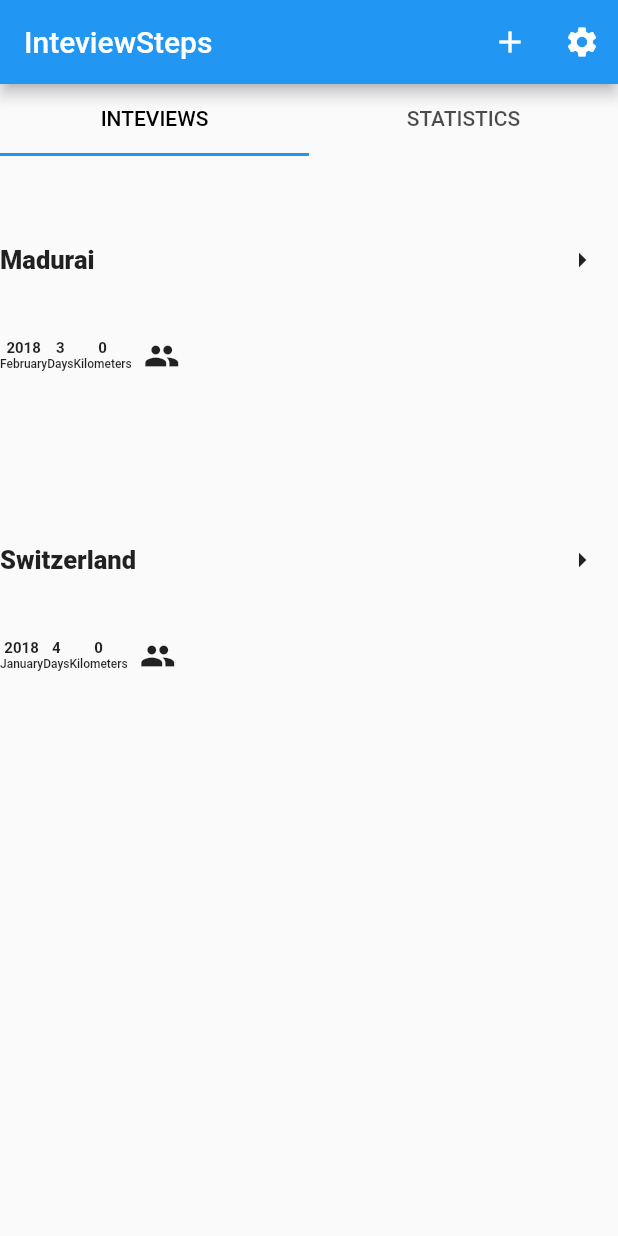
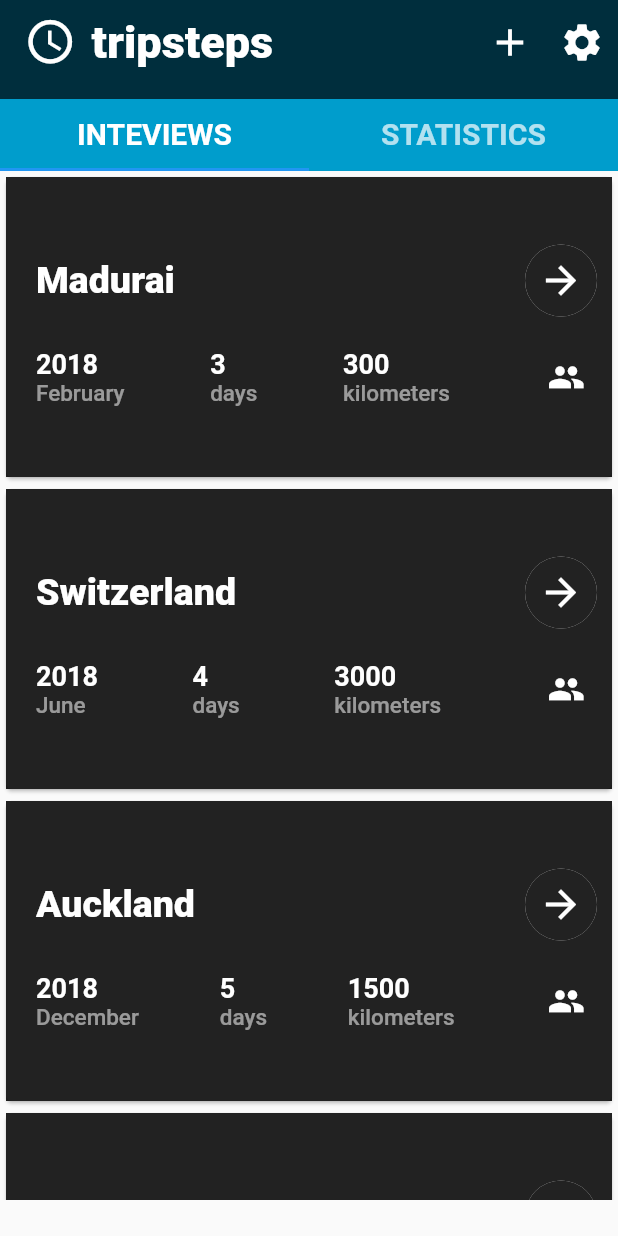
Before and after one commit to ruudhaya/travel_list, a Flutter app: the screen it shows after launch, on a phone screen of 412 x 824 dp. Run offline on Flutter 3.47's test engine with Material 2 defaults, Android fonts, the phone set to English and light mode, and no system bars.

Commit message:
Interview list screen added

```diff
--- a/lib/main.dart
+++ b/lib/main.dart
@@ -1,3 +1,5 @@
+import 'dart:convert';
+
 import 'package:flutter/material.dart';
 
 void main() => runApp(MyApp());
@@ -21,23 +23,26 @@ class MyApp extends StatelessWidget {
         primarySwatch: Colors.blue,
       ),
       // home: MyHomePage(title: 'Flutter Demo Home Page'),
-      home: InterviewList(),
+      home: TripList(),
     );
   }
 }
 
-class InterviewList extends StatefulWidget {
+class TripList extends StatefulWidget {
   @override
-  _InterviewListState createState() => _InterviewListState();
+  _TripListState createState() => _TripListState();
 }
 
-class _InterviewListState extends State<InterviewList>
+class _TripListState extends State<TripList>
     with SingleTickerProviderStateMixin {
   TabController interviewPageTabController;
+  Map<String, dynamic> tripList;
+  List data;
 
   @override
   void initState() {
     interviewPageTabController = TabController(vsync: this, length: 2);
+    // tripList = json.decode(tripsJson);
     super.initState();
   }
 
@@ -45,25 +50,60 @@ class _InterviewListState extends State<InterviewList>
   Widget build(BuildContext context) {
     return Scaffold(
       appBar: AppBar(
-        title: Text('InteviewSteps'),
+        backgroundColor: Color.fromARGB(255, 0, 46, 61),
+        elevation: 0.0,
+        title: Row(
+          children: <Widget>[
+            Icon(
+              Icons.access_time,
+              size: 35.0,
+            ),
+            SizedBox(
+              width: 10.0,
+            ),
+            Text(
+              'tripsteps',
+              style: TextStyle(
+                  fontFamily: '', fontWeight: FontWeight.w800, fontSize: 30.0),
+            ),
+          ],
+        ),
         actions: <Widget>[
           IconButton(
-            icon: Icon(Icons.add),
+            icon: Icon(
+              Icons.add,
+              size: 30.0,
+            ),
             onPressed: () {},
           ),
           IconButton(
               onPressed: () {},
               icon: Icon(
                 Icons.settings,
+                size: 30.0,
               ))
         ],
       ),
       body: Column(
         mainAxisAlignment: MainAxisAlignment.start,
         children: <Widget>[
-          TabBar(
+          SizedBox(
+            height: 10.0,
+            child: Container(
+              decoration: BoxDecoration(
+                color: Color.fromARGB(255, 0, 46, 61),
+              ),
+            ),
+          ),
+          Container(
+            decoration: BoxDecoration(
+              color: Color.fromARGB(255, 0, 157, 204),
+            ),
+            child: TabBar(
               controller: interviewPageTabController,
-            labelColor: Colors.black,
+              labelColor: Colors.white,
+              labelStyle:
+                  TextStyle(fontSize: 20.0, fontWeight: FontWeight.w700),
               tabs: <Widget>[
                 Tab(
                   child: Text('INTEVIEWS'),
@@ -73,17 +113,39 @@ class _InterviewListState extends State<InterviewList>
                 ),
               ],
             ),
+          ),
           Container(
-            height: MediaQuery.of(context).size.height - 128.0,
+            height: MediaQuery.of(context).size.height - 138.0,
             child: TabBarView(
               controller: interviewPageTabController,
               children: <Widget>[
-                ListView(
-                  children: <Widget>[
-                    getInterviewTile('Madurai', '2018', 'February', '3', '0'),
-                    getInterviewTile(
-                        'Switzerland', '2018', 'January', '4', '0'),
-                  ],
+                Container(
+                  child: FutureBuilder(
+                    future: DefaultAssetBundle.of(context)
+                        .loadString('load_json/trips.json'),
+                    builder: (context, snapshot) {
+                      // Decode Json
+                      var trips = json.decode(snapshot.data.toString());
+                      return ListView.builder(
+                        itemBuilder: (BuildContext context, int index) {
+                          return getInterviewTile(
+                              trips[index]['place'],
+                              trips[index]['year'],
+                              trips[index]['month'],
+                              trips[index]['days'],
+                              trips[index]['kms']);
+                        },
+                        itemCount: trips == null ? 0 : trips.length,
+                      );
+                    },
+                  ),
+                  // child: ListView(
+                  //   children: <Widget>[
+                  //     getInterviewTile('Madurai', '2018', 'February', '3', '0'),
+                  //     getInterviewTile(
+                  //         'Switzerland', '2018', 'January', '4', '0'),
+                  //   ],
+                  // ),
                 ),
                 Text('Statistics')
               ],
@@ -115,7 +177,10 @@ class _InterviewListState extends State<InterviewList>
 
   getInterviewTile(
       String name, String year, String month, String numDays, String numKms) {
-    return Container(
+    return Card(
+      child: Container(
+        padding: EdgeInsets.only(left: 20.0, right: 10.0),
+        color: Colors.black87,
         alignment: Alignment.topLeft,
         width: MediaQuery.of(context).size.width,
         height: 200,
@@ -129,11 +194,30 @@ class _InterviewListState extends State<InterviewList>
               children: <Widget>[
                 Text(
                   name,
-                style: TextStyle(fontSize: 17.0, fontWeight: FontWeight.w800),
+                  style: TextStyle(
+                      fontSize: 25.0,
+                      fontWeight: FontWeight.w800,
+                      color: Colors.white),
                 ),
-              IconButton(
-                icon: Icon(Icons.arrow_right),
+                Container(
+                  decoration: BoxDecoration(
+                    color: Colors.white,
+                    borderRadius: BorderRadius.all(Radius.circular(35)),
+                  ),
+                  child: Container(
+                    decoration: BoxDecoration(
+                      color: Colors.black87,
+                      borderRadius: BorderRadius.all(Radius.circular(25)),
+                    ),
+                    child: IconButton(
+                      icon: Icon(
+                        Icons.arrow_forward,
+                        size: 30.0,
+                        color: Colors.white,
+                      ),
                       onPressed: () {},
+                    ),
+                  ),
                 )
               ],
             ),
@@ -141,49 +225,65 @@ class _InterviewListState extends State<InterviewList>
               height: 20.0,
             ),
             Row(
-            children: <Widget>[
-              Row(
               mainAxisAlignment: MainAxisAlignment.spaceBetween,
               children: <Widget>[
                 Column(
+                  crossAxisAlignment: CrossAxisAlignment.start,
                   children: <Widget>[
                     Text(year,
                         style: TextStyle(
-                              fontSize: 10.0, fontWeight: FontWeight.w600)),
+                            fontSize: 18.0,
+                            fontWeight: FontWeight.w600,
+                            color: Colors.white)),
                     Text(month,
                         style: TextStyle(
-                              fontSize: 8.0, fontWeight: FontWeight.w500)),
+                            fontSize: 15.0,
+                            fontWeight: FontWeight.w500,
+                            color: Colors.white54)),
                   ],
                 ),
                 Column(
+                  crossAxisAlignment: CrossAxisAlignment.start,
                   children: <Widget>[
                     Text(numDays,
                         style: TextStyle(
-                              fontSize: 10.0, fontWeight: FontWeight.w600)),
-                      Text('Days',
+                            fontSize: 18.0,
+                            fontWeight: FontWeight.w600,
+                            color: Colors.white)),
+                    Text('days',
                         style: TextStyle(
-                              fontSize: 8.0, fontWeight: FontWeight.w500)),
+                            fontSize: 15.0,
+                            fontWeight: FontWeight.w500,
+                            color: Colors.white54)),
                   ],
                 ),
                 Column(
+                  crossAxisAlignment: CrossAxisAlignment.start,
                   children: <Widget>[
                     Text(numKms,
                         style: TextStyle(
-                              fontSize: 10.0, fontWeight: FontWeight.w600)),
-                      Text('Kilometers',
+                            fontSize: 18.0,
+                            fontWeight: FontWeight.w600,
+                            color: Colors.white)),
+                    Text('kilometers',
                         style: TextStyle(
-                              fontSize: 8.0, fontWeight: FontWeight.w500)),
+                            fontSize: 15.0,
+                            fontWeight: FontWeight.w500,
+                            color: Colors.white54)),
+                  ],
+                ),
+                Padding(
+                  padding: const EdgeInsets.all(8.0),
+                  child: Icon(
+                    Icons.people,
+                    color: Colors.white,
+                    size: 25.0,
+                  ),
+                ),
               ],
             )
           ],
         ),
-              Padding(
-                padding: const EdgeInsets.all(8.0),
-                child: Icon(Icons.people),
-              ),
-            ],
-          )
-        ],
       ),
     );
   }
--- /dev/null
+++ b/load_json/trips.json
@@ -0,0 +1,36 @@
+[{
+    "id": 1,
+    "place": "Madurai",
+    "year": "2018",
+    "month": "February",
+    "kms": "300",
+    "days": "3"
+}, {
+    "id": 2,
+    "place": "Switzerland",
+    "year": "2018",
+    "month": "June",
+    "kms": "3000",
+    "days": "4"
+}, {
+    "id": 3,
+    "place": "Auckland",
+    "year": "2018",
+    "month": "December",
+    "kms": "1500",
+    "days": "5"
+}, {
+    "id": 4,
+    "place": "Thailand",
+    "year": "2019",
+    "month": "February",
+    "kms": "550",
+    "days": "3"
+}, {
+    "id": 5,
+    "place": "Maldives",
+    "year": "2019",
+    "month": "March",
+    "kms": "750",
+    "days": "3"
+}]
```
Also changed, not shown: pubspec.yaml (+2 -7 lines), 6 other files. Lines whose indentation alone changed are shown as unchanged.
